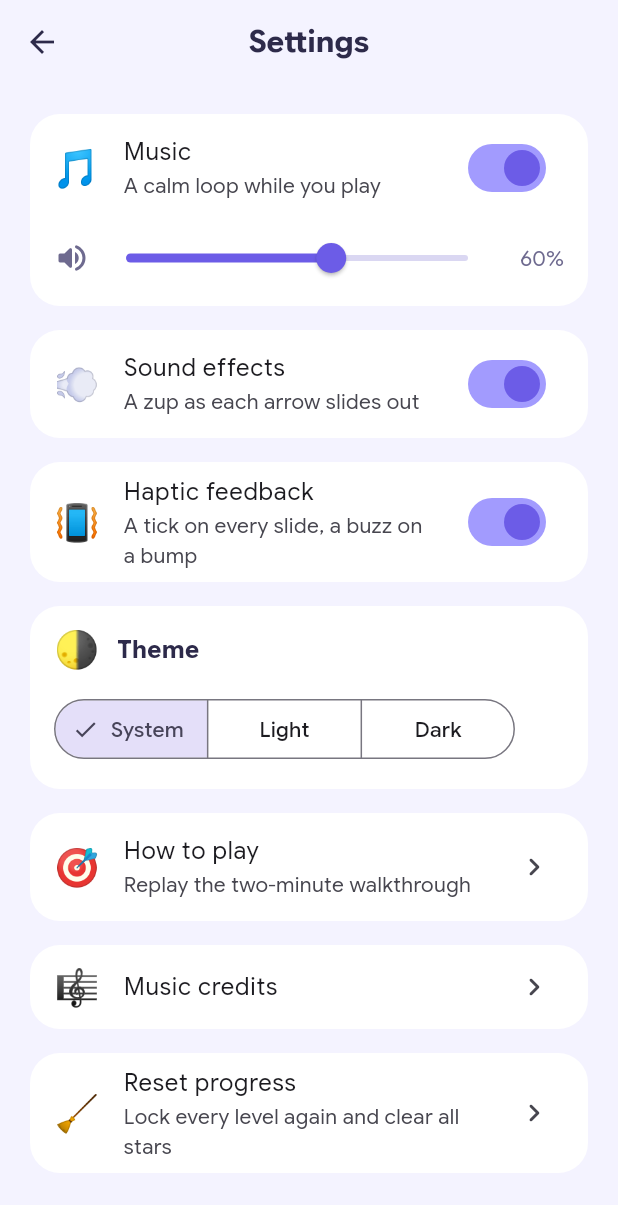
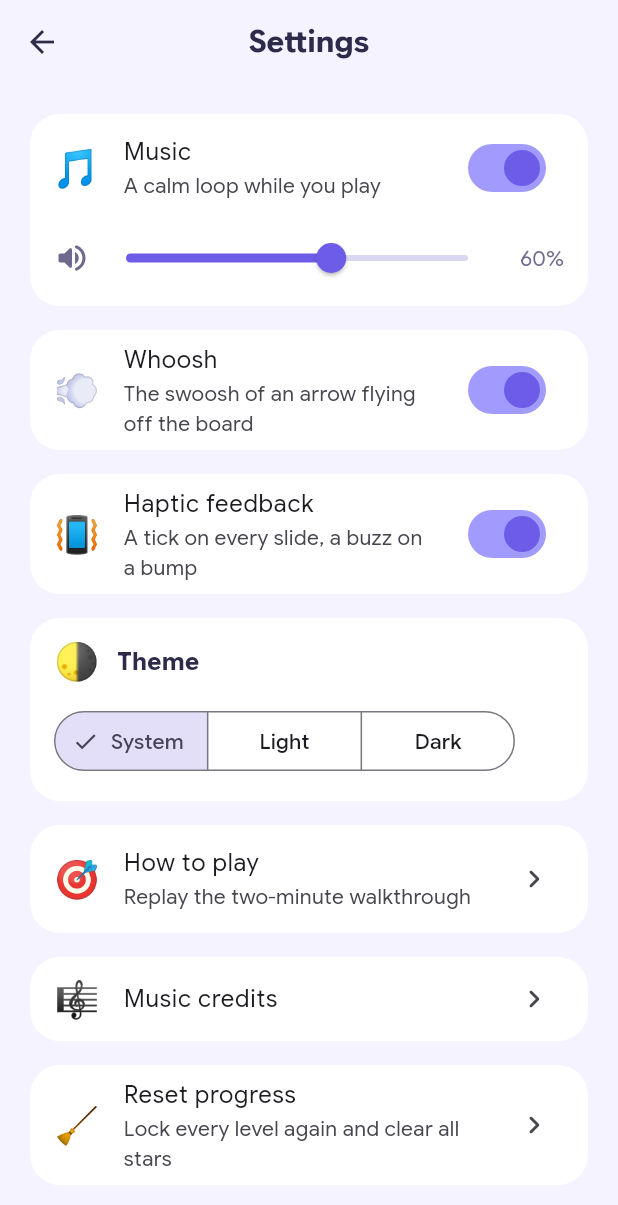
Before and after one commit to abhiabhi94/arrow-game, a Flutter app: the SettingsScreen screen opened directly, on a phone screen of 412 x 824 dp. Shown: the top 1205 px of the screen. Run offline on Flutter 3.47's test engine with Material 3 defaults, Android fonts, the phone set to English and light mode, and no system bars; our stand-ins replace audioplayers, confetti, flutter_animate, flutter_riverpod, shared_preferences; accounts and stored records are empty.

Commit message:
Name the exit sound "Whoosh"
The settings switch, asset (whoosh.wav), service method and constants now
all carry the same name; still on by default and separate from music.

Co-Authored-By: Claude Fable 5.1 <noreply@anthropic.com>
Claude-Session: https://claude.ai/code/session_01PNZu3HoxYoiT9asK2tBsL1

```diff
--- a/lib/l10n/app_en.arb
+++ b/lib/l10n/app_en.arb
@@ -110,8 +110,8 @@
   "settingsTitle": "Settings",
   "settingsMusic": "Music",
   "settingsMusicSubtitle": "A calm loop while you play",
-  "settingsSfx": "Sound effects",
-  "settingsSfxSubtitle": "A zup as each arrow slides out",
+  "settingsSfx": "Whoosh",
+  "settingsSfxSubtitle": "The swoosh of an arrow flying off the board",
   "settingsHaptics": "Haptic feedback",
   "settingsHapticsSubtitle": "A tick on every slide, a buzz on a bump",
   "settingsTheme": "Theme",
--- a/lib/l10n/app_localizations.dart
+++ b/lib/l10n/app_localizations.dart
@@ -625,13 +625,13 @@ abstract class AppLocalizations {
   /// No description provided for @settingsSfx.
   ///
   /// In en, this message translates to:
-  /// **'Sound effects'**
+  /// **'Whoosh'**
   String get settingsSfx;
 
   /// No description provided for @settingsSfxSubtitle.
   ///
   /// In en, this message translates to:
-  /// **'A zup as each arrow slides out'**
+  /// **'The swoosh of an arrow flying off the board'**
   String get settingsSfxSubtitle;
 
   /// No description provided for @settingsHaptics.
--- a/lib/l10n/app_localizations_en.dart
+++ b/lib/l10n/app_localizations_en.dart
@@ -299,10 +299,11 @@ class AppLocalizationsEn extends AppLocalizations {
   String get settingsMusicSubtitle => 'A calm loop while you play';
 
   @override
-  String get settingsSfx => 'Sound effects';
+  String get settingsSfx => 'Whoosh';
 
   @override
-  String get settingsSfxSubtitle => 'A zup as each arrow slides out';
+  String get settingsSfxSubtitle =>
+      'The swoosh of an arrow flying off the board';
 
   @override
   String get settingsHaptics => 'Haptic feedback';
--- a/lib/models/settings.dart
+++ b/lib/models/settings.dart
@@ -27,7 +27,7 @@ class Settings {
   /// Haptic feedback on/off (on by default).
   final bool hapticsOn;
 
-  /// Sound effects (the exit swoosh) on/off (on by default).
+  /// The whoosh on exit on/off (on by default).
   final bool sfxOn;
 
   /// Theme preference (system/light/dark). System by default.
--- a/lib/providers/game_provider.dart
+++ b/lib/providers/game_provider.dart
@@ -92,7 +92,7 @@ class GameNotifier extends StateNotifier<GameState> {
         clearBlocked: true,
         moveToken: token,
       );
-      sfx?.zip();
+      sfx?.whoosh();
       if (cleared) {
         haptics?.victory();
         onCleared?.call(spec.level, state.elapsedMs, state.stars);
--- a/lib/screens/settings_screen.dart
+++ b/lib/screens/settings_screen.dart
@@ -9,7 +9,7 @@ import '../ui/colors.dart';
 import 'credits_screen.dart';
 import 'onboarding_screen.dart';
 
-/// Settings: music (on/off + volume), sound effects, haptic feedback, theme, the walkthrough
+/// Settings: music (on/off + volume), the whoosh, haptic feedback, theme, the walkthrough
 /// again, music credits, and a progress reset.
 class SettingsScreen extends ConsumerWidget {
   const SettingsScreen({super.key});
```
Also changed, not shown: lib/services/sfx_service.dart (+13 -13 lines), 8 other files.
